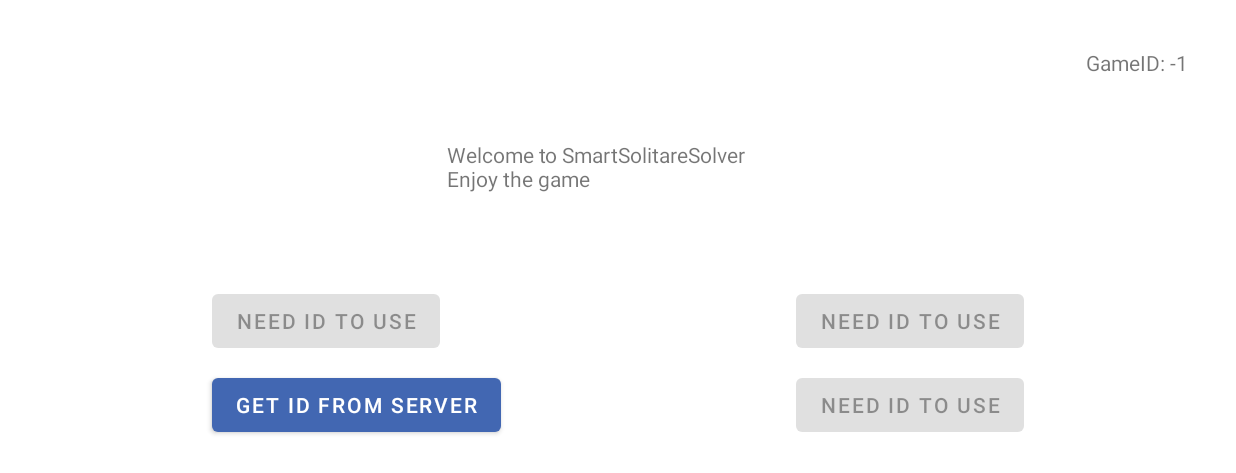
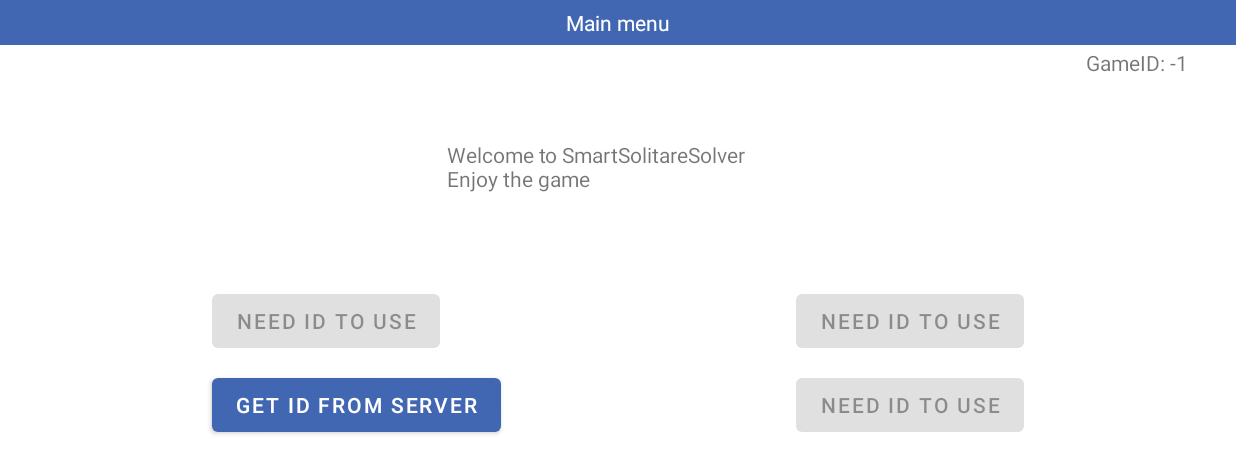
Before and after one commit to kasperbuurDK/CDIOandroidAPP, an Android app: the screen it shows after launch (MainActivity), on a phone screen of 824 x 412 dp (held sideways). Shown: the top 473 px of the screen. Run offline under Robolectric (Android 15) with nearby library versions, the phone set to English and light mode, and no system bars; 1 statement that could not run was skipped.

Commit message:
1. Headers on activities

```diff
--- a/app/src/main/res/layout/activity_main.xml
+++ b/app/src/main/res/layout/activity_main.xml
@@ -6,6 +6,27 @@
     android:layout_width="match_parent"
     android:layout_height="match_parent"
     tools:context=".MainActivity">
+
+    <androidx.constraintlayout.widget.ConstraintLayout
+        android:id="@+id/header"
+        android:layout_width="match_parent"
+        android:layout_height="30dp"
+        android:background="#4267B2"
+        app:layout_constraintEnd_toEndOf="parent"
+        app:layout_constraintStart_toStartOf="parent"
+        app:layout_constraintTop_toTopOf="parent">
+
+        <TextView
+            android:id="@+id/textView3"
+            android:layout_width="wrap_content"
+            android:layout_height="wrap_content"
+            android:text="@string/menu_header"
+            android:textColor="#FFFFFF"
+            app:layout_constraintBottom_toBottomOf="parent"
+            app:layout_constraintEnd_toEndOf="parent"
+            app:layout_constraintStart_toStartOf="parent"
+            app:layout_constraintTop_toTopOf="parent" />
+    </androidx.constraintlayout.widget.ConstraintLayout>
 
     <Button
         android:id="@+id/activeGame_button"
--- a/app/src/main/res/values/strings.xml
+++ b/app/src/main/res/values/strings.xml
@@ -24,5 +24,9 @@
     <string name="new_move">New move</string>
     <string name="delete_user_at_server">Delete user at server</string>
     <string name="decline_move">Decline move</string>
+    <string name="menu_header">Main menu</string>
+    <string name="take_photo_header">1. Take Photo</string>
+    <string name="validate_photo_header">2. Validate Photo</string>
+    <string name="Response_header">3. Response from server</string>
 
 </resources>
```
Also changed, not shown: app/src/main/java/com/CDIOgroup18/cameraxapp/ResponseActivity2.kt (+0 -138 lines), app/src/main/java/com/CDIOgroup18/cameraxapp/ValidateActivity.kt (+13 -44 lines), app/src/main/res/layout/activity_response2.xml (+21 -0 lines), app/src/main/res/layout/activity_take_photo.xml (+22 -1 lines), app/src/main/res/layout/activity_validate.xml (+21 -0 lines).
